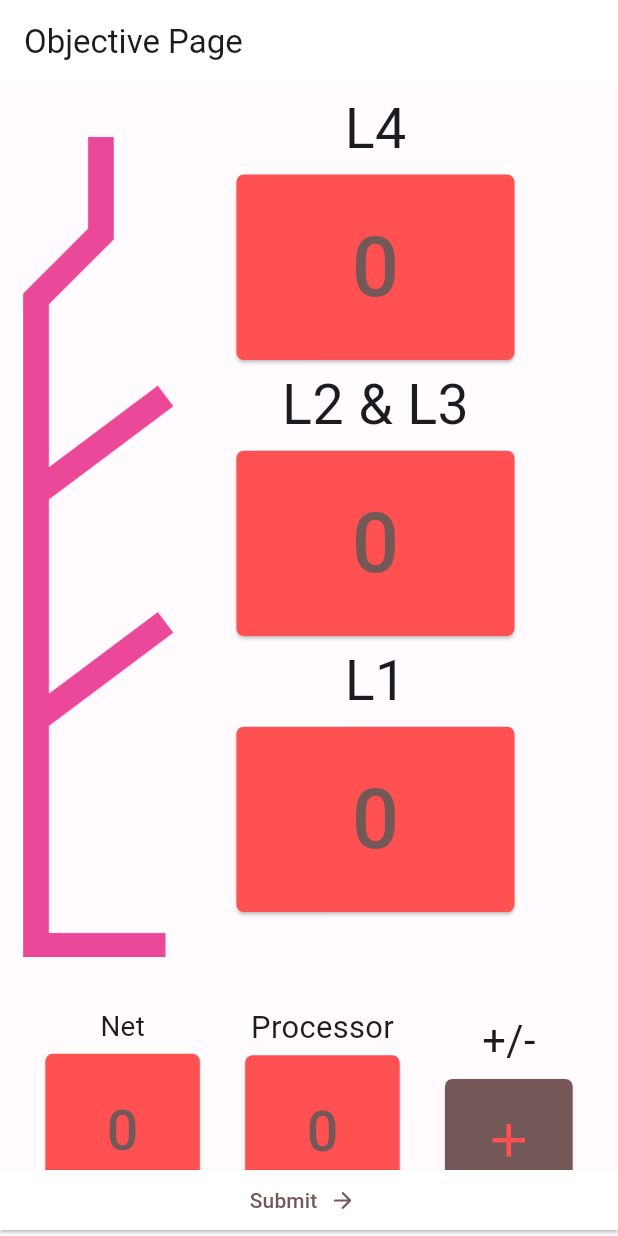
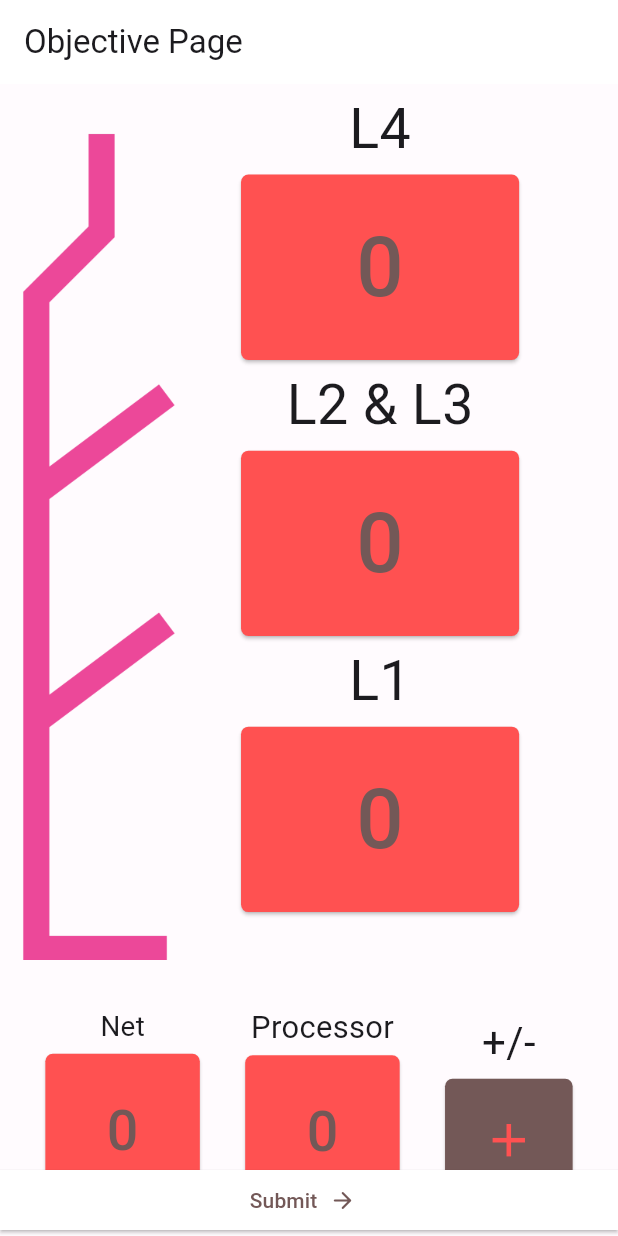
Before and after one commit to Ambitious-Jay/frc-scouting-demo, a Flutter app: the screen it shows after launch, on a phone screen of 412 x 824 dp. Run offline on Flutter 3.47's test engine with Material 3 defaults, Android fonts, the phone set to English and light mode, and no system bars.

Commit message:
fixing math
removed unnecessary calculations

```diff
--- a/lib/objective_page.dart
+++ b/lib/objective_page.dart
@@ -34,7 +34,7 @@ class _ObjectivePageState extends State<ObjectivePage> {
     }
     return Icon(iconData,
         color: Theme.of(context).colorScheme.primary,
-        size: MediaQuery.of(context).size.height * 0.45 * 0.1);
+        size: MediaQuery.of(context).size.height * 0.045);
   }
 
   //methods to update counters up or down based on negative toggle
@@ -110,14 +110,14 @@ class _ObjectivePageState extends State<ObjectivePage> {
             // mainAxisAlignment: MainAxisAlignment.spaceEvenly,
             children: [
               SizedBox(
-                  width: height * 0.45 * 0.375,
+                  width: height * 0.17,
                   child: const Image(
                     //reef photo
                     image: AssetImage('assets/reef.png'),
                     fit: BoxFit.contain,
                   )),
               SizedBox(
-                width: height * 0.45 * 0.05,
+                width: height * 0.025,
               ),
               Column(
                 mainAxisAlignment: MainAxisAlignment.spaceEvenly,
@@ -126,9 +126,9 @@ class _ObjectivePageState extends State<ObjectivePage> {
                   //   height: height * 0.05,
                   // ),
                   Padding(
-                    padding: EdgeInsets.all(height * 0.45 * 0.01),
-                    child: Text("L4",
-                        style: TextStyle(fontSize: height * 0.45 * 0.1)),
+                    padding: EdgeInsets.all(height * 0.0045),
+                    child:
+                        Text("L4", style: TextStyle(fontSize: height * 0.045)),
                   ),
                   ElevatedButton(
                       style: ElevatedButton.styleFrom(
@@ -142,7 +142,7 @@ class _ObjectivePageState extends State<ObjectivePage> {
                               borderRadius: BorderRadius.circular(5))),
                       onPressed: updateL4,
                       child: Text('$l4Counter',
-                          style: TextStyle(fontSize: height * 0.45 * 0.15))),
+                          style: TextStyle(fontSize: height * 0.0675))),
                   // LabeledButton(
                   //     label: "L4",
                   //     buttonContent: l4Counter,
@@ -152,9 +152,9 @@ class _ObjectivePageState extends State<ObjectivePage> {
                   //   height: height * 0.075,
                   // ),
                   Padding(
-                    padding: EdgeInsets.all(height * 0.45 * 0.01),
+                    padding: EdgeInsets.all(height * 0.0045),
                     child: Text("L2 & L3",
-                        style: TextStyle(fontSize: height * 0.45 * 0.1)),
+                        style: TextStyle(fontSize: height * 0.045)),
                   ),
                   ElevatedButton(
                       style: ElevatedButton.styleFrom(
@@ -163,21 +163,21 @@ class _ObjectivePageState extends State<ObjectivePage> {
                           foregroundColor:
                               Theme.of(context).colorScheme.secondary,
                           // minimumSize: const Size.square(70),
-                          minimumSize: Size(height * 0.45 * 0.5, height * 0.15),
+                          minimumSize: Size(height * 0.225, height * 0.15),
                           shape: RoundedRectangleBorder(
                               borderRadius: BorderRadius.circular(5))),
                       onPressed: updateL2L3,
                       child: Text('$l2l3Counter',
-                          style: TextStyle(fontSize: height * 0.45 * 0.15))),
+                          style: TextStyle(fontSize: height * 0.0675))),
                   // LabeledButton(
                   //     label: "L2/L3",
                   //     buttonContent: l2l3Counter,
                   //     functionOnTap: updateL2L3),
                   // const Spacer(),
                   Padding(
-                    padding: EdgeInsets.all(height * 0.45 * 0.01),
-                    child: Text("L1",
-                        style: TextStyle(fontSize: height * 0.45 * 0.1)),
+                    padding: EdgeInsets.all(height * 0.0045),
+                    child:
+                        Text("L1", style: TextStyle(fontSize: height * 0.045)),
                   ),
                   // SizedBox(
                   //   height: height * 0.075,
@@ -189,12 +189,12 @@ class _ObjectivePageState extends State<ObjectivePage> {
                           foregroundColor:
                               Theme.of(context).colorScheme.secondary,
                           // minimumSize: const Size.square(70),
-                          minimumSize: Size(height * 0.45 * 0.5, height * 0.15),
+                          minimumSize: Size(height * 0.225, height * 0.15),
                           shape: RoundedRectangleBorder(
                               borderRadius: BorderRadius.circular(5))),
                       onPressed: updateL1,
                       child: Text('$l1Counter',
-                          style: TextStyle(fontSize: height * 0.45 * 0.15))),
+                          style: TextStyle(fontSize: height * 0.0675))),
                   // LabeledButton(
                   //     label: "L1",
                   //     buttonContent: l1Counter,
@@ -215,9 +215,9 @@ class _ObjectivePageState extends State<ObjectivePage> {
               Column(
                 children: [
                   Padding(
-                    padding: EdgeInsets.only(bottom: height * 0.45 * 0.0125),
+                    padding: EdgeInsets.only(bottom: height * 0.0056),
                     child: Text("Net",
-                        style: TextStyle(fontSize: height * 0.45 * 0.05)),
+                        style: TextStyle(fontSize: height * 0.0225)),
                   ),
                   ElevatedButton(
                       style: ElevatedButton.styleFrom(
@@ -230,7 +230,7 @@ class _ObjectivePageState extends State<ObjectivePage> {
                               borderRadius: BorderRadius.circular(5))),
                       onPressed: updateNet,
                       child: Text('$netCounter',
-                          style: TextStyle(fontSize: height * 0.45 * 0.1))),
+                          style: TextStyle(fontSize: height * 0.045))),
                 ],
               ),
               // LabeledButton(
@@ -240,7 +240,7 @@ class _ObjectivePageState extends State<ObjectivePage> {
               Column(
                 children: [
                   Padding(
-                    padding: EdgeInsets.only(bottom: height * 0.45 * 0.0125),
+                    padding: EdgeInsets.only(bottom: height * 0.0056),
                     child: Text("Processor",
                         style: TextStyle(fontSize: height * 0.025)),
                   ),
@@ -255,7 +255,7 @@ class _ObjectivePageState extends State<ObjectivePage> {
                               borderRadius: BorderRadius.circular(5))),
                       onPressed: updateProcessor,
                       child: Text('$processorCounter',
-                          style: TextStyle(fontSize: height * 0.45 * 0.1))),
+                          style: TextStyle(fontSize: height * 0.045))),
                 ],
               ),
               // LabeledButton(
@@ -265,9 +265,9 @@ class _ObjectivePageState extends State<ObjectivePage> {
               Column(
                 children: [
                   Padding(
-                    padding: EdgeInsets.only(bottom: height * 0.45 * 0.0125),
+                    padding: EdgeInsets.only(bottom: height * 0.0055),
                     child: Text("+/-",
-                        style: TextStyle(fontSize: height * 0.45 * 0.075)),
+                        style: TextStyle(fontSize: height * 0.034)),
                   ),
                   ElevatedButton(
                       style: ElevatedButton.styleFrom(
@@ -275,12 +275,7 @@ class _ObjectivePageState extends State<ObjectivePage> {
                               Theme.of(context).colorScheme.secondary,
                           foregroundColor:
                               Theme.of(context).colorScheme.primary,
-                          minimumSize: Size.square(
-                            height * 0.1,
-                          ),
-                          // minimumSize: Size(
-                          //     height * 0.075,
-                          //     MediaQuery.of(context).size.height * 0.075),
+                          minimumSize: Size.square(height * 0.1),
                           shape: RoundedRectangleBorder(
                               borderRadius: BorderRadius.circular(5))),
                       onPressed: toggleNegative,
```
